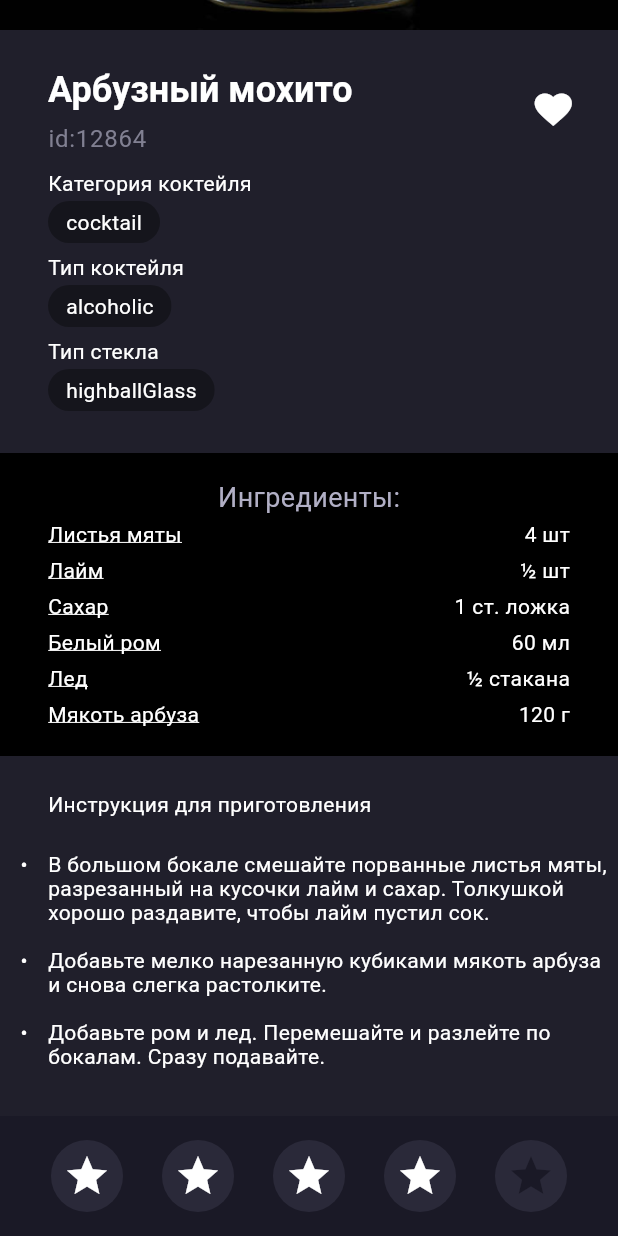
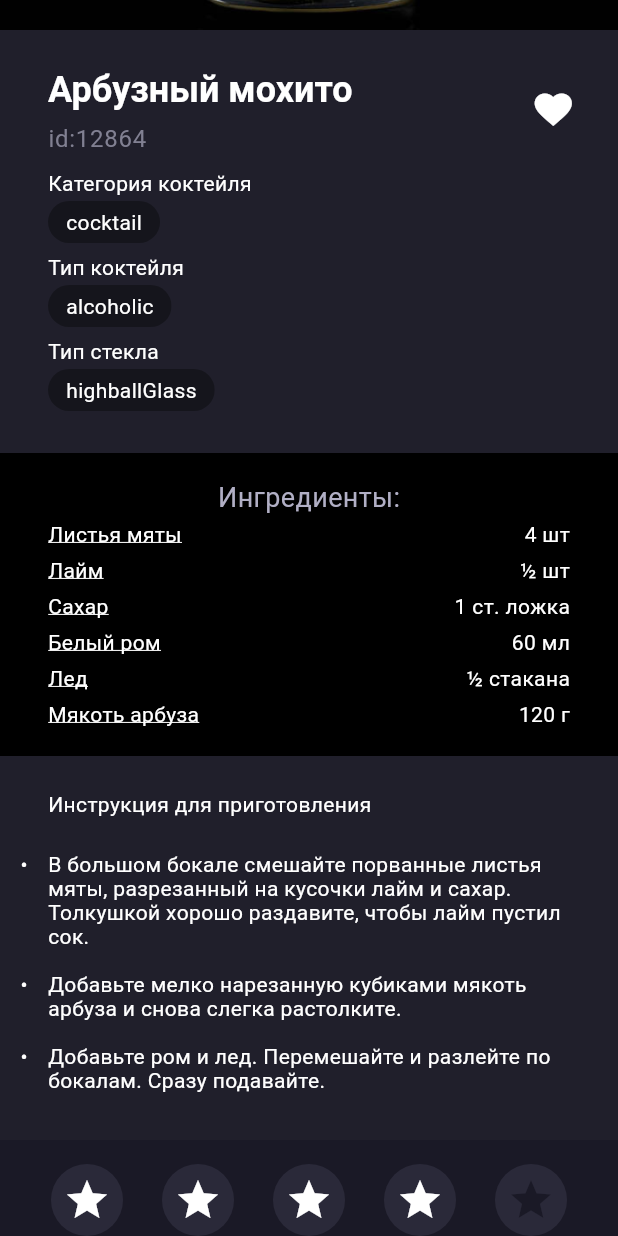
Before and after one commit to Deep27/otus_flutter_homeworks, a Flutter app: the screen it shows after launch, scrolled down 392 dp, on a phone screen of 412 x 824 dp. Run offline on Flutter 3.47's test engine with Material 2 defaults, Android fonts, the phone set to English and light mode, and no system bars.

Commit message:
Fixed right inset in instuctions.

```diff
--- a/homework_03/lib/pages/cocktail_detail/widgets/instructions.dart
+++ b/homework_03/lib/pages/cocktail_detail/widgets/instructions.dart
@@ -24,7 +24,11 @@ class Instructions extends StatelessWidget {
             ...cocktail.instruction
                 .split('\n')
                 .map((s) => Padding(
-                      padding: const EdgeInsets.symmetric(vertical: 8.0),
+                      padding: const EdgeInsets.only(
+                        top: 8.0,
+                        bottom: 8.0,
+                        right: 24.0,
+                      ),
                       child: Row(
                         crossAxisAlignment: CrossAxisAlignment.start,
                         children: <Widget>[
```
